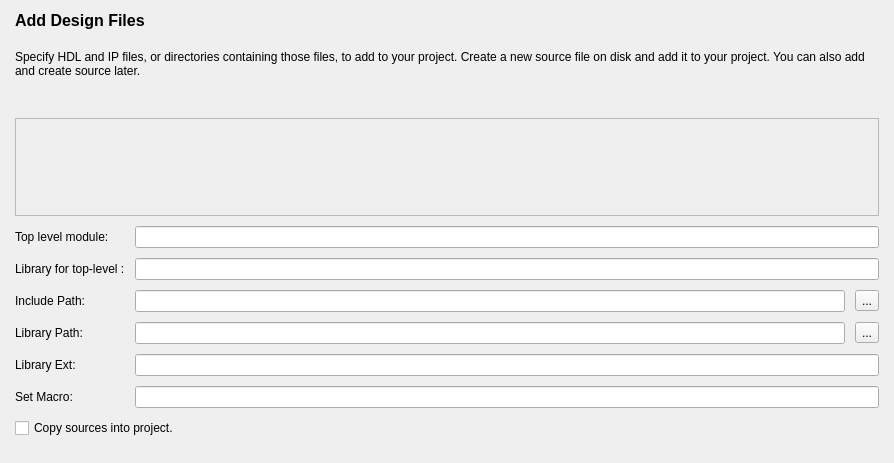
os-fpga/FOEDAG, file src/NewProject/add_source_form.ui: the form before one commit.
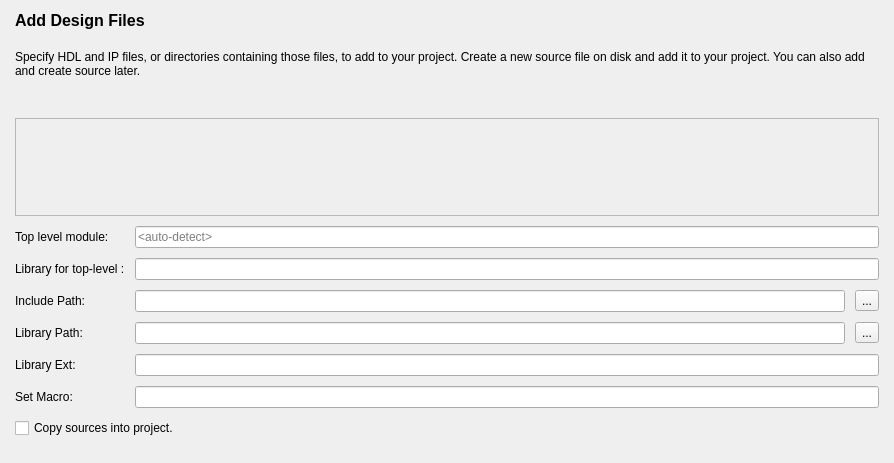
The form after the commit.

Commit message: Add placeholder text for top level module line edit.

The edit to the form file:
```diff
--- a/src/NewProject/add_source_form.ui
+++ b/src/NewProject/add_source_form.ui
@@ -156,7 +156,11 @@
           <widget class="QLineEdit" name="lineEditTopModuleLib"/>
          </item>
          <item row="0" column="1" colspan="2">
-          <widget class="QLineEdit" name="lineEditTopModule"/>
+          <widget class="QLineEdit" name="lineEditTopModule">
+           <property name="placeholderText">
+            <string>&lt;auto-detect&gt;</string>
+           </property>
+          </widget>
          </item>
          <item row="4" column="1" colspan="2">
           <widget class="QLineEdit" name="lineEditLibraryExt"/>
```
